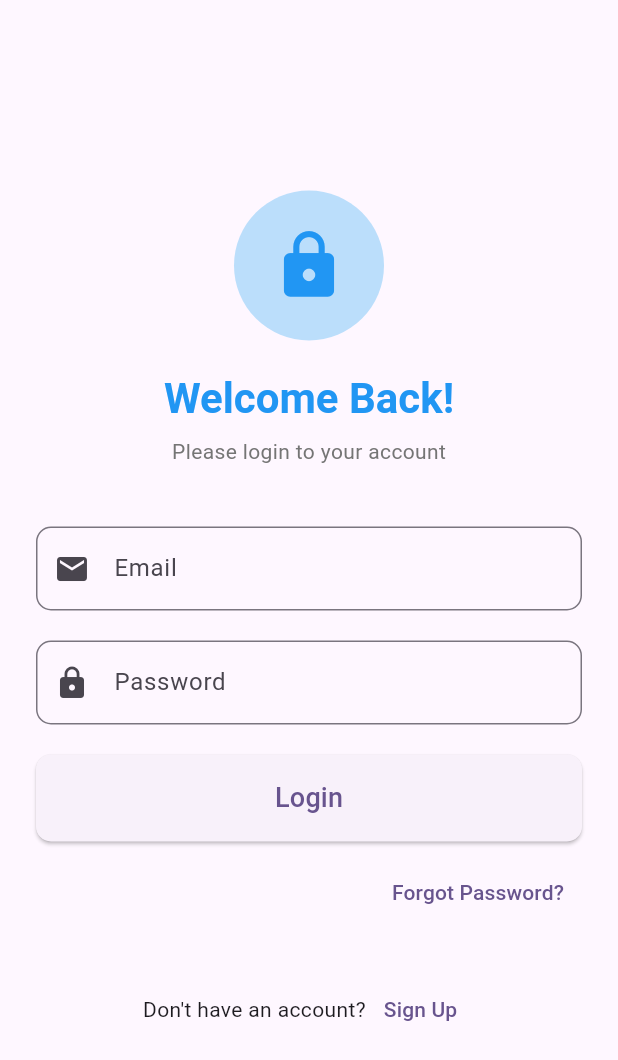
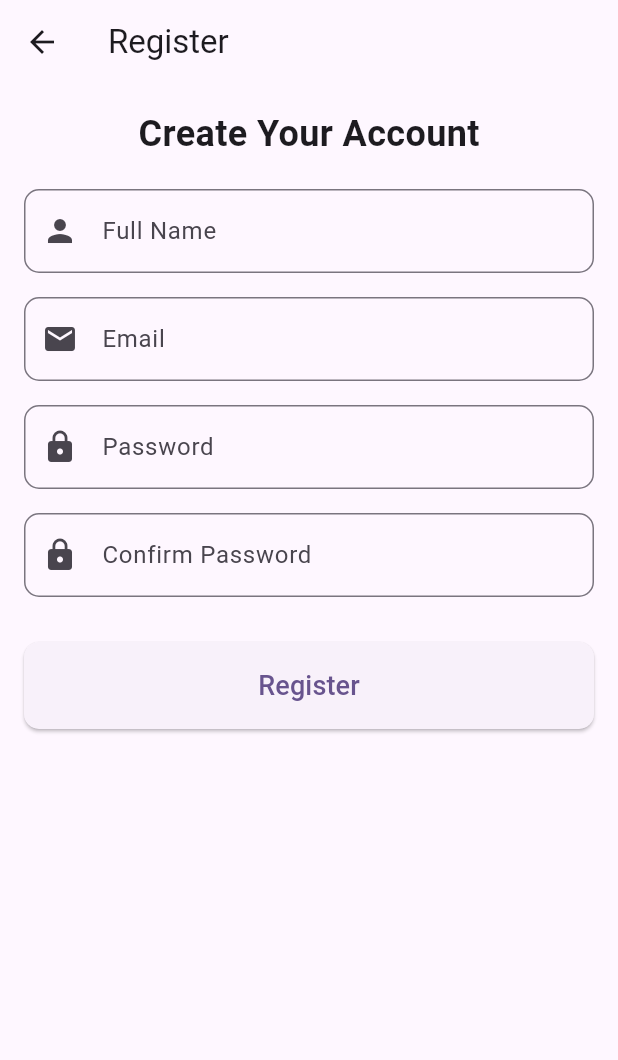
Before and after one commit to syhsblfthr/Learning-Management-System, a Flutter app: the screen it shows after launch, after a tap on "Sign Up", on a phone screen of 412 x 824 dp. Shown: the top 1060 px of the screen. Run offline on Flutter 3.47's test engine with Material 3 defaults, Android fonts, the phone set to English and light mode, and no system bars.

Commit message:
register frontend

```diff
--- a/Frontend/lib/main.dart
+++ b/Frontend/lib/main.dart
@@ -1,4 +1,5 @@
 import 'package:flutter/material.dart';
+import 'register_page.dart'; // Import halaman register
 
 void main() {
   runApp(const MyApp());
@@ -7,46 +8,21 @@ void main() {
 class MyApp extends StatelessWidget {
   const MyApp({super.key});
 
-  // This widget is the root of your application.
   @override
   Widget build(BuildContext context) {
     return MaterialApp(
       title: 'Flutter Demo',
       theme: ThemeData(
-        // This is the theme of your application.
-        //
-        // TRY THIS: Try running your application with "flutter run". You'll see
-        // the application has a purple toolbar. Then, without quitting the app,
-        // try changing the seedColor in the colorScheme below to Colors.green
-        // and then invoke "hot reload" (save your changes or press the "hot
-        // reload" button in a Flutter-supported IDE, or press "r" if you used
-        // the command line to start the app).
-        //
-        // Notice that the counter didn't reset back to zero; the application
-        // state is not lost during the reload. To reset the state, use hot
-        // restart instead.
-        //
-        // This works for code too, not just values: Most code changes can be
-        // tested with just a hot reload.
         colorScheme: ColorScheme.fromSeed(seedColor: Colors.deepPurple),
         useMaterial3: true,
       ),
-      home: const MyHomePage(title: 'login page'),
+      home: const MyHomePage(title: 'Login Page'),
     );
   }
 }
 
 class MyHomePage extends StatefulWidget {
   const MyHomePage({super.key, required this.title});
-
-  // This widget is the home page of your application. It is stateful, meaning
-  // that it has a State object (defined below) that contains fields that affect
-  // how it looks.
-
-  // This class is the configuration for the state. It holds the values (in this
-  // case the title) provided by the parent (in this case the App widget) and
-  // used by the build method of the State. Fields in a Widget subclass are
-  // always marked "final".
 
   final String title;
 
@@ -55,20 +31,7 @@ class MyHomePage extends StatefulWidget {
 }
 
 class _MyHomePageState extends State<MyHomePage> {
-  int _counter = 0;
-
-  void _incrementCounter() {
-    setState(() {
-      // This call to setState tells the Flutter framework that something has
-      // changed in this State, which causes it to rerun the build method below
-      // so that the display can reflect the updated values. If we changed
-      // _counter without calling setState(), then the build method would not be
-      // called again, and so nothing would appear to happen.
-      _counter++;
-    });
-  }
-
-   @override
+  @override
   Widget build(BuildContext context) {
     return Scaffold(
       body: Center(
@@ -136,7 +99,6 @@ class _MyHomePageState extends State<MyHomePage> {
                   width: double.infinity,
                   child: ElevatedButton(
                     onPressed: () {
-                      // Handle login action here
                       print("Login button pressed");
                     },
                     style: ElevatedButton.styleFrom(
@@ -158,7 +120,6 @@ class _MyHomePageState extends State<MyHomePage> {
                   alignment: Alignment.centerRight,
                   child: TextButton(
                     onPressed: () {
-                      // Handle forgot password action here
                       print("Forgot password pressed");
                     },
                     child: const Text("Forgot Password?"),
@@ -173,8 +134,13 @@ class _MyHomePageState extends State<MyHomePage> {
                     const Text("Don't have an account?"),
                     TextButton(
                       onPressed: () {
-                        // Handle signup action here
-                        print("Sign up pressed");
+                        // Navigasi ke halaman register
+                        Navigator.push(
+                          context,
+                          MaterialPageRoute(
+                            builder: (context) => const RegisterPage(),
+                          ),
+                        );
                       },
                       child: const Text("Sign Up"),
                     ),
--- /dev/null
+++ b/Frontend/lib/register_page.dart
@@ -0,0 +1,92 @@
+import 'package:flutter/material.dart';
+
+class RegisterPage extends StatelessWidget {
+  const RegisterPage({super.key});
+
+  @override
+  Widget build(BuildContext context) {
+    return Scaffold(
+      appBar: AppBar(
+        title: const Text("Register"),
+      ),
+      body: Padding(
+        padding: const EdgeInsets.all(16.0),
+        child: SingleChildScrollView(
+          child: Column(
+            children: [
+              const Text(
+                "Create Your Account",
+                style: TextStyle(
+                  fontSize: 24,
+                  fontWeight: FontWeight.bold,
+                ),
+              ),
+              const SizedBox(height: 20),
+              TextField(
+                decoration: InputDecoration(
+                  labelText: "Full Name",
+                  prefixIcon: const Icon(Icons.person),
+                  border: OutlineInputBorder(
+                    borderRadius: BorderRadius.circular(10.0),
+                  ),
+                ),
+              ),
+              const SizedBox(height: 16),
+              TextField(
+                decoration: InputDecoration(
+                  labelText: "Email",
+                  prefixIcon: const Icon(Icons.email),
+                  border: OutlineInputBorder(
+                    borderRadius: BorderRadius.circular(10.0),
+                  ),
+                ),
+              ),
+              const SizedBox(height: 16),
+              TextField(
+                obscureText: true,
+                decoration: InputDecoration(
+                  labelText: "Password",
+                  prefixIcon: const Icon(Icons.lock),
+                  border: OutlineInputBorder(
+                    borderRadius: BorderRadius.circular(10.0),
+                  ),
+                ),
+              ),
+              const SizedBox(height: 16),
+              TextField(
+                obscureText: true,
+                decoration: InputDecoration(
+                  labelText: "Confirm Password",
+                  prefixIcon: const Icon(Icons.lock),
+                  border: OutlineInputBorder(
+                    borderRadius: BorderRadius.circular(10.0),
+                  ),
+                ),
+              ),
+              const SizedBox(height: 30),
+              SizedBox(
+                width: double.infinity,
+                child: ElevatedButton(
+                  onPressed: () {
+                    // Handle register action
+                    print("Register button pressed");
+                  },
+                  style: ElevatedButton.styleFrom(
+                    padding: const EdgeInsets.symmetric(vertical: 16.0),
+                    shape: RoundedRectangleBorder(
+                      borderRadius: BorderRadius.circular(10.0),
+                    ),
+                  ),
+                  child: const Text(
+                    "Register",
+                    style: TextStyle(fontSize: 18),
+                  ),
+                ),
+              ),
+            ],
+          ),
+        ),
+      ),
+    );
+  }
+}
```
